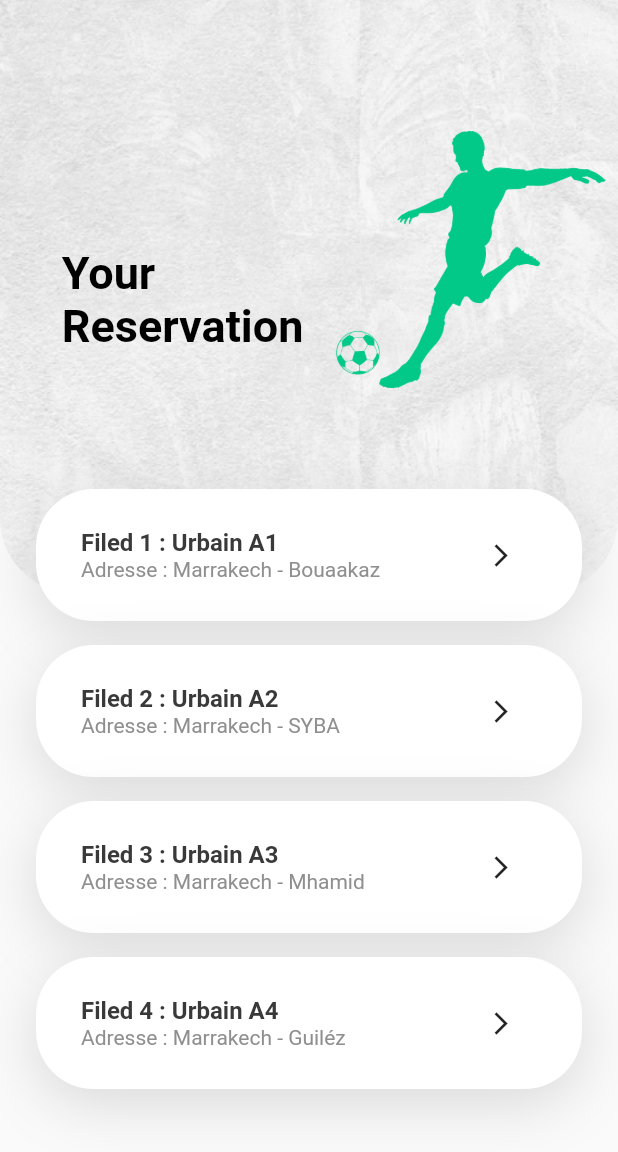
After one commit to ilhamelamdibih/front-mobile-field-reservation, a Flutter app: the DetailsScreen screen opened directly, on a phone screen of 412 x 824 dp. The commit adds this screen. Shown: the top 1152 px of the screen. Run offline on Flutter 3.47's test engine with Material 2 defaults, Android fonts, the phone set to English and light mode, and no system bars; our stand-ins replace flutter_svg, get, hexcolor, line_awesome_flutter.

Commit message:
client reservation

```diff
--- a/lib/models/field2.api.dart
+++ /dev/null
@@ -1,23 +0,0 @@
-import 'dart:convert';
-import 'package:http/http.dart' as http;
-import 'package:my_project/models/filed2.dart';
-
-class Field2Api {
-
-
-
-  static Future<List<Field2>> getField() async {
-
-    final response = await http.get(Uri.parse('https://kritirankk.pythonanywhere.com/entity/list_fields/'));
-
-    final List<Map<String, dynamic>> data = List<Map<String, dynamic>>.from(jsonDecode(response.body));
-    //Map data = jsonDecode(response.body);
-    List temp = [];
-
-    for (var i in data) {
-      temp.add(i);
-    }
-
-    return Field2.fields2FromSanpshot(temp);
-  }
-}
--- a/lib/models/filed2.dart
+++ /dev/null
@@ -1,29 +0,0 @@
-class Field2{
-  final String name;
-  final String images;
-  final double rating;
-  final String totalTime;
-
-
-  Field2({required this.name,required this.images,required this.rating,required this.totalTime});
-
-  factory Field2.fromJson(dynamic json){
-    return Field2(
-      name:json['Fieldname'] as String,
-      images:json['terrain_photo'] as String,
-      rating :4.5,
-      totalTime :'50'
-    );
-  }
-
-  static List<Field2> fields2FromSanpshot(List snapshot){
-    return snapshot.map((data){
-      return Field2.fromJson(data);
-    }).toList();
-  }
-
-  @override
-  String toString(){
-    return 'Recipe {name: $name, image: $images, rating: $rating, totalTime: $totalTime}';
-  }
-}
--- /dev/null
+++ b/lib/screens/details_screen.dart
@@ -0,0 +1,191 @@
+import 'package:flutter/material.dart';
+
+class DetailsScreen extends StatelessWidget {
+  @override
+  Widget build(BuildContext context) {
+    var size = MediaQuery.of(context).size;
+    return Scaffold(
+      body: SingleChildScrollView(
+        child: Column(
+          crossAxisAlignment: CrossAxisAlignment.start,
+          children: <Widget>[
+            Stack(
+              alignment: Alignment.topCenter,
+              children: <Widget>[
+                Container(
+                  alignment: Alignment.topCenter,
+                  padding: EdgeInsets.only(top: size.height * .10, left: size.width * .1, right: size.width * .02),
+                  height: size.height * .48,
+                  decoration: BoxDecoration(
+                    image: DecorationImage(
+                      image: AssetImage("assets/images/bg.png"),
+                      fit: BoxFit.fitWidth,
+                    ),
+                    borderRadius: BorderRadius.only(
+                      bottomLeft: Radius.circular(50),
+                      bottomRight: Radius.circular(50),
+                    ),
+                  ),
+                  child: BookInfo(size: size,)
+                ),
+                Padding(
+                  padding: EdgeInsets.only(top: size.height * .42 - 20),
+                  child: Column(
+                    crossAxisAlignment: CrossAxisAlignment.start,
+                    children: <Widget>[
+                      ChapterCard(
+                        name: "Urbain A1",
+                        filedNumber: 1,
+                        adresse: "Marrakech - Bouaakaz",
+                        press: () {},
+                      ),
+                      ChapterCard(
+                        name: "Urbain A2",
+                        filedNumber: 2,
+                        adresse: "Marrakech - SYBA",
+                        press: () {},
+                      ),
+                      ChapterCard(
+                        name: "Urbain A3",
+                        filedNumber: 3,
+                        adresse: "Marrakech - Mhamid",
+                        press: () {},
+                      ),
+                      ChapterCard(
+                        name: "Urbain A4",
+                        filedNumber: 4,
+                        adresse: "Marrakech - Guiléz",
+                        press: () {},
+                      ),
+                      SizedBox(height: 10),
+                    ],
+                  ),
+                ),
+              ],
+            ),
+            SizedBox(
+              height: 40,
+            ),
+          ],
+        ),
+      ),
+    );
+  }
+}
+
+class ChapterCard extends StatelessWidget {
+   const ChapterCard({
+     super.key,
+     required this.name,
+     required this.adresse,
+     required this.filedNumber,
+     required this.press,
+   });
+   final String name;
+   final String adresse;
+   final int filedNumber;
+   final VoidCallback press;
+  @override
+  Widget build(BuildContext context) {
+    var size = MediaQuery.of(context).size;
+    return Container(
+      padding: EdgeInsets.symmetric(vertical: 20, horizontal: 30),
+      margin: EdgeInsets.only(bottom: 16),
+      width: size.width - 48,
+      decoration: BoxDecoration(
+        color: Colors.white,
+        borderRadius: BorderRadius.circular(38.5),
+        boxShadow: [
+          BoxShadow(
+            offset: Offset(0, 10),
+            blurRadius: 33,
+            color: Color(0xFFD3D3D3).withOpacity(.84),
+          ),
+        ],
+      ),
+      child: Row(
+        children: <Widget>[
+          RichText(
+            text: TextSpan(
+              children: [
+                TextSpan(
+                  text: "Filed $filedNumber : $name \n",
+                  style: TextStyle(
+                    fontSize: 16,
+                    color: Color(0xFF393939),
+                    fontWeight: FontWeight.bold,
+                  ),
+                ),
+                TextSpan(
+                  text:"Adresse : $adresse",
+                  style: TextStyle(color: Color(0xFF8F8F8F)),
+                ),
+              ],
+            ),
+          ),
+          Spacer(),
+          IconButton(
+            icon: Icon(
+              Icons.arrow_forward_ios,
+              size: 18,
+            ),
+            onPressed: press,
+          )
+        ],
+      ),
+    );
+  }
+}
+
+class BookInfo extends StatelessWidget {
+
+  const BookInfo({
+    super.key,
+    required this.size,
+  });
+
+  final Size size;
+
+  @override
+  Widget build(BuildContext context) {
+    return Container(
+      child: Flex(
+        crossAxisAlignment: CrossAxisAlignment.start,
+        direction: Axis.horizontal,
+        children: <Widget>[
+          Expanded(
+            flex: 1,
+            child: Column(
+              children: <Widget>[
+                Container(
+                  margin: EdgeInsets.only(top: this.size.height * .1),
+                  alignment: Alignment.centerLeft,
+                  padding: EdgeInsets.only(top: 0),
+                  child: Text(
+                    "Your Reservation",
+                    style: TextStyle(
+                      fontSize: 30,
+                      fontWeight: FontWeight.bold,
+                      color: Colors.black,
+                    ),
+                  ),
+                ),
+              ],
+            )
+          ),
+          Expanded(
+            flex: 1,
+            child: Container(
+              color: Colors.transparent,
+              child: Image.asset(
+                "assets/images/b-1.png",
+                height: double.infinity,
+                alignment: Alignment.topRight,
+                fit: BoxFit.fitWidth,
+              ),
+          )),
+        ],
+      ),
+    );
+  }
+}
```
Also changed, not shown: assets/images/b-1.png (added), assets/images/bg.png (added), assets/images/logo-a.png (added), lib/constant/colors.dart (line endings or trailing spaces).
